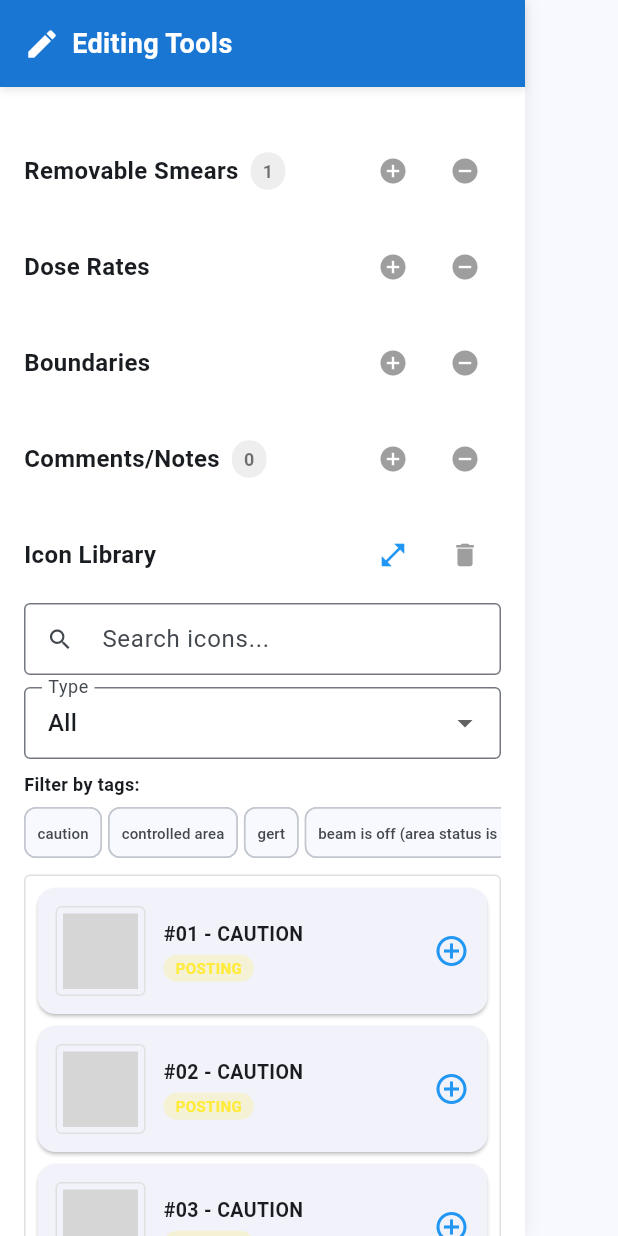
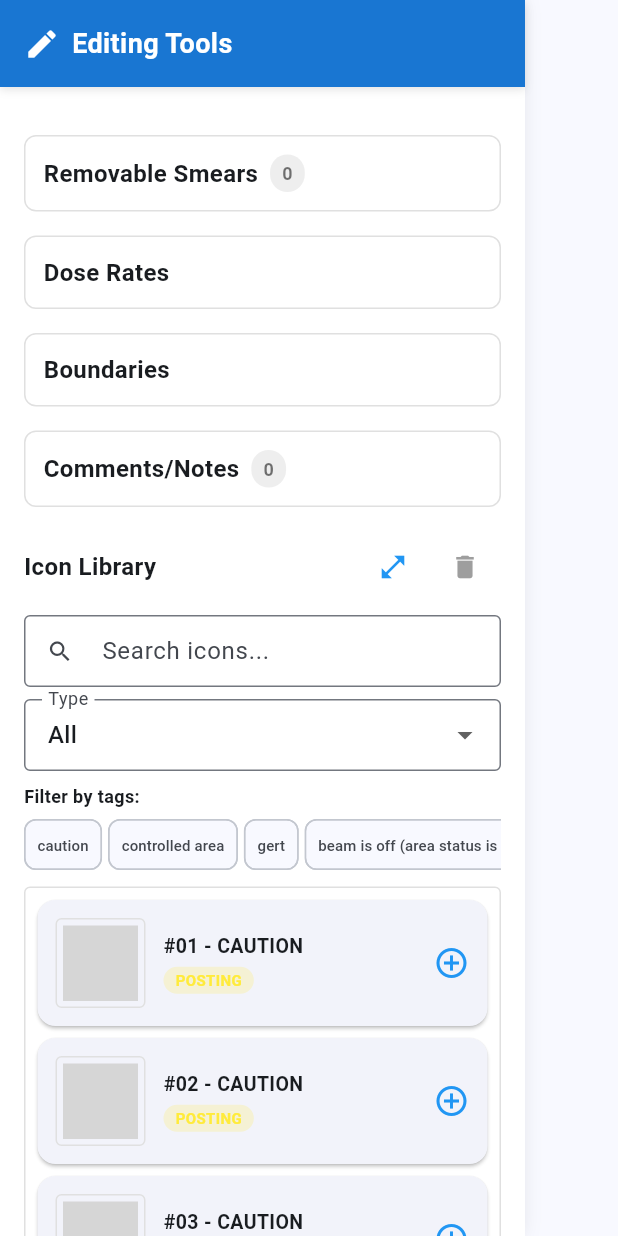
Before and after one commit to yellowjacketjc1/survey_map_flutter, a Flutter app: the EditingPanel widget shown alone on an empty page, opened directly, on a phone screen of 412 x 824 dp. Run offline on Flutter 3.47's test engine with Material 3 defaults, Android fonts, the phone set to English and light mode, and no system bars; our stand-ins replace file_picker, flutter_svg, pdf, printing, vector_graphics; missing offline and left inert: pdfx; project files that could hold a hidden picture were left out; grey boxes are pictures that could not be loaded.

Commit message:
Version 0.20 - Allows for deleting with a keystroke, updates smear counting. Allows for pressing esc to go to drag/delete mode. Removes "minus" button and "plus" buttons.

```diff
--- a/lib/widgets/editing_panel.dart
+++ b/lib/widgets/editing_panel.dart
@@ -211,10 +211,29 @@ class EditingPanel extends StatelessWidget {
   }
 
   Widget _buildSmearSection(BuildContext context, SurveyMapModel model) {
-    return Column(
-      crossAxisAlignment: CrossAxisAlignment.start,
-      children: [
-        Row(
+    final isActive = model.currentTool == ToolType.smearAdd;
+
+    return InkWell(
+      onTap: () {
+        // Toggle between smearAdd and none
+        if (model.currentTool == ToolType.smearAdd) {
+          model.setTool(ToolType.none);
+        } else {
+          model.setTool(ToolType.smearAdd);
+        }
+      },
+      borderRadius: BorderRadius.circular(8),
+      child: Container(
+        padding: const EdgeInsets.symmetric(horizontal: 12, vertical: 12),
+        decoration: BoxDecoration(
+          color: isActive ? Colors.blue.withValues(alpha: 0.1) : Colors.transparent,
+          border: Border.all(
+            color: isActive ? Colors.blue : Colors.grey.shade300,
+            width: isActive ? 2 : 1,
+          ),
+          borderRadius: BorderRadius.circular(8),
+        ),
+        child: Row(
           children: [
             const Text(
               'Removable Smears',
@@ -227,46 +246,58 @@ class EditingPanel extends StatelessWidget {
             Container(
               padding: const EdgeInsets.symmetric(horizontal: 8, vertical: 4),
               decoration: BoxDecoration(
-                color: Colors.grey.shade200,
+                color: isActive ? Colors.blue.withValues(alpha: 0.2) : Colors.grey.shade200,
                 borderRadius: BorderRadius.circular(12),
               ),
               child: Text(
-                '${model.nextSmearId}',
-                style: const TextStyle(
+                '${model.smears.length}',
+                style: TextStyle(
                   fontSize: 12,
                   fontWeight: FontWeight.bold,
-                  color: Colors.black54,
+                  color: isActive ? Colors.blue.shade700 : Colors.black54,
                 ),
               ),
             ),
             const Spacer(),
-            IconButton(
-              icon: const Icon(Icons.add_circle, size: 20),
-              color: model.currentTool == ToolType.smearAdd
-                  ? Colors.blue
-                  : Colors.grey,
-              tooltip: 'Add Smear',
-              onPressed: () => model.setTool(ToolType.smearAdd),
-            ),
-            IconButton(
-              icon: const Icon(Icons.remove_circle, size: 20),
-              color: model.currentTool == ToolType.smearRemove
-                  ? Colors.blue
-                  : Colors.grey,
-              tooltip: 'Remove Smear',
-              onPressed: () => model.setTool(ToolType.smearRemove),
+            if (isActive)
+              Icon(
+                Icons.check_circle,
+                color: Colors.blue,
+                size: 20,
               ),
           ],
         ),
-      ],
+      ),
     );
   }
 
   Widget _buildDoseRateSection(BuildContext context, SurveyMapModel model) {
+    final isActive = model.currentTool == ToolType.doseAdd;
+
     return Column(
       crossAxisAlignment: CrossAxisAlignment.start,
       children: [
-        Row(
+        InkWell(
+          onTap: () {
+            // Toggle between doseAdd and none
+            if (model.currentTool == ToolType.doseAdd) {
+              model.setTool(ToolType.none);
+            } else {
+              model.setTool(ToolType.doseAdd);
+            }
+          },
+          borderRadius: BorderRadius.circular(8),
+          child: Container(
+            padding: const EdgeInsets.symmetric(horizontal: 12, vertical: 12),
+            decoration: BoxDecoration(
+              color: isActive ? Colors.blue.withValues(alpha: 0.1) : Colors.transparent,
+              border: Border.all(
+                color: isActive ? Colors.blue : Colors.grey.shade300,
+                width: isActive ? 2 : 1,
+              ),
+              borderRadius: BorderRadius.circular(8),
+            ),
+            child: Row(
               children: [
                 const Text(
                   'Dose Rates',
@@ -276,23 +307,15 @@ class EditingPanel extends StatelessWidget {
                   ),
                 ),
                 const Spacer(),
-            IconButton(
-              icon: const Icon(Icons.add_circle, size: 20),
-              color: model.currentTool == ToolType.doseAdd
-                  ? Colors.blue
-                  : Colors.grey,
-              tooltip: 'Add Dose Rate',
-              onPressed: () => model.setTool(ToolType.doseAdd),
-            ),
-            IconButton(
-              icon: const Icon(Icons.remove_circle, size: 20),
-              color: model.currentTool == ToolType.doseRemove
-                  ? Colors.blue
-                  : Colors.grey,
-              tooltip: 'Remove Dose Rate',
-              onPressed: () => model.setTool(ToolType.doseRemove),
+                if (isActive)
+                  Icon(
+                    Icons.check_circle,
+                    color: Colors.blue,
+                    size: 20,
                   ),
               ],
+            ),
+          ),
         ),
         if (model.currentTool == ToolType.doseAdd) ...[
           const SizedBox(height: 8),
@@ -409,10 +432,29 @@ class EditingPanel extends StatelessWidget {
   }
 
   Widget _buildBoundarySection(BuildContext context, SurveyMapModel model) {
-    return Column(
-      crossAxisAlignment: CrossAxisAlignment.start,
-      children: [
-        Row(
+    final isActive = model.currentTool == ToolType.boundary;
+
+    return InkWell(
+      onTap: () {
+        // Toggle between boundary and none
+        if (model.currentTool == ToolType.boundary) {
+          model.setTool(ToolType.none);
+        } else {
+          model.setTool(ToolType.boundary);
+        }
+      },
+      borderRadius: BorderRadius.circular(8),
+      child: Container(
+        padding: const EdgeInsets.symmetric(horizontal: 12, vertical: 12),
+        decoration: BoxDecoration(
+          color: isActive ? Colors.blue.withValues(alpha: 0.1) : Colors.transparent,
+          border: Border.all(
+            color: isActive ? Colors.blue : Colors.grey.shade300,
+            width: isActive ? 2 : 1,
+          ),
+          borderRadius: BorderRadius.circular(8),
+        ),
+        child: Row(
           children: [
             const Text(
               'Boundaries',
@@ -422,33 +464,45 @@ class EditingPanel extends StatelessWidget {
               ),
             ),
             const Spacer(),
-            IconButton(
-              icon: const Icon(Icons.add_circle, size: 20),
-              color: model.currentTool == ToolType.boundary
-                  ? Colors.blue
-                  : Colors.grey,
-              tooltip: 'Draw Boundary',
-              onPressed: () => model.setTool(ToolType.boundary),
-            ),
-            IconButton(
-              icon: const Icon(Icons.remove_circle, size: 20),
-              color: model.currentTool == ToolType.boundaryDelete
-                  ? Colors.blue
-                  : Colors.grey,
-              tooltip: 'Delete Boundary',
-              onPressed: () => model.setTool(ToolType.boundaryDelete),
+            if (isActive)
+              Icon(
+                Icons.check_circle,
+                color: Colors.blue,
+                size: 20,
               ),
           ],
         ),
-      ],
+      ),
     );
   }
 
   Widget _buildCommentSection(BuildContext context, SurveyMapModel model) {
+    final isActive = model.currentTool == ToolType.commentAdd;
+
     return Column(
       crossAxisAlignment: CrossAxisAlignment.start,
       children: [
-        Row(
+        InkWell(
+          onTap: () {
+            // Toggle between commentAdd and none
+            if (model.currentTool == ToolType.commentAdd) {
+              model.setTool(ToolType.none);
+            } else {
+              model.setTool(ToolType.commentAdd);
+            }
+          },
+          borderRadius: BorderRadius.circular(8),
+          child: Container(
+            padding: const EdgeInsets.symmetric(horizontal: 12, vertical: 12),
+            decoration: BoxDecoration(
+              color: isActive ? Colors.blue.withValues(alpha: 0.1) : Colors.transparent,
+              border: Border.all(
+                color: isActive ? Colors.blue : Colors.grey.shade300,
+                width: isActive ? 2 : 1,
+              ),
+              borderRadius: BorderRadius.circular(8),
+            ),
+            child: Row(
               children: [
                 const Text(
                   'Comments/Notes',
@@ -461,40 +515,28 @@ class EditingPanel extends StatelessWidget {
                 Container(
                   padding: const EdgeInsets.symmetric(horizontal: 8, vertical: 4),
                   decoration: BoxDecoration(
-                color: Colors.grey.shade200,
+                    color: isActive ? Colors.blue.withValues(alpha: 0.2) : Colors.grey.shade200,
                     borderRadius: BorderRadius.circular(12),
                   ),
                   child: Text(
                     '${model.comments.length}',
-                style: const TextStyle(
+                    style: TextStyle(
                       fontSize: 12,
                       fontWeight: FontWeight.bold,
-                  color: Colors.black54,
+                      color: isActive ? Colors.blue.shade700 : Colors.black54,
                     ),
                   ),
                 ),
                 const Spacer(),
-            IconButton(
-              icon: const Icon(Icons.add_circle, size: 20),
-              color: model.currentTool == ToolType.commentAdd
-                  ? Colors.blue
-                  : Colors.grey,
-              tooltip: 'Add Comment',
-              onPressed: () {
-                debugPrint('Comment Add button pressed');
-                model.setTool(ToolType.commentAdd);
-                debugPrint('Current tool after setTool: ${model.currentTool}');
-              },
-            ),
-            IconButton(
-              icon: const Icon(Icons.remove_circle, size: 20),
-              color: model.currentTool == ToolType.commentRemove
-                  ? Colors.blue
-                  : Colors.grey,
-              tooltip: 'Remove Comment',
-              onPressed: () => model.setTool(ToolType.commentRemove),
+                if (isActive)
+                  Icon(
+                    Icons.check_circle,
+                    color: Colors.blue,
+                    size: 20,
                   ),
               ],
+            ),
+          ),
         ),
         if (model.comments.isNotEmpty) ...[
           const SizedBox(height: 8),
```
Also changed, not shown: lib/widgets/map_canvas.dart (+64 -1 lines), lib/widgets/map_painter.dart (+21 -2 lines). Lines whose indentation alone changed are shown as unchanged.
